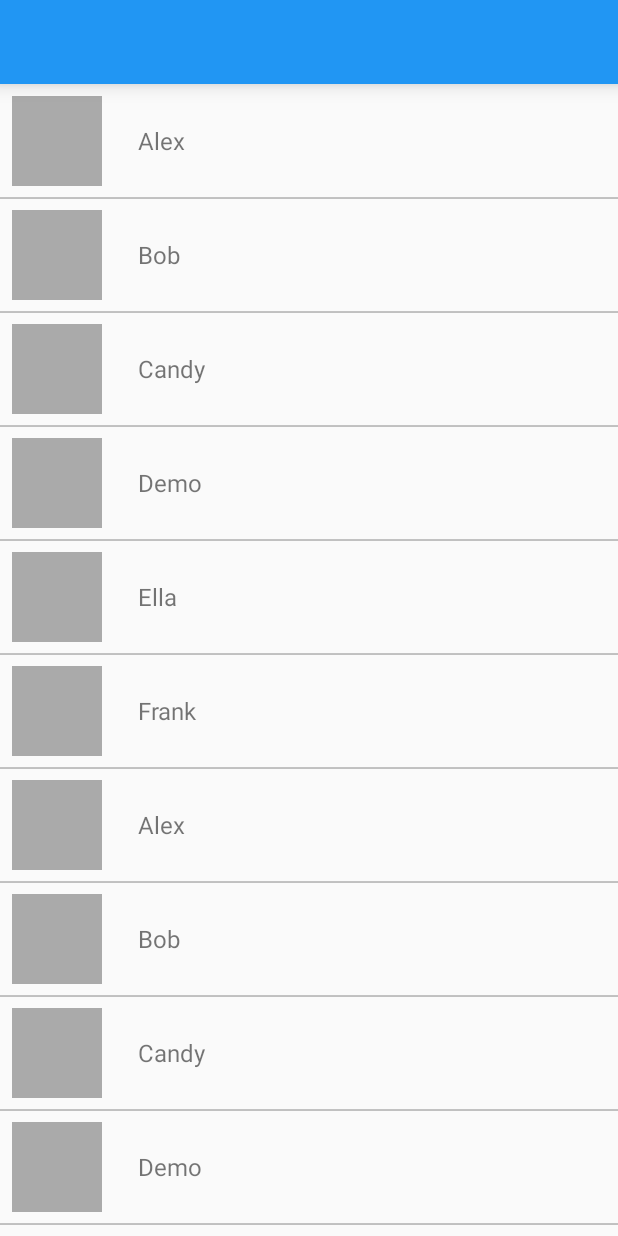
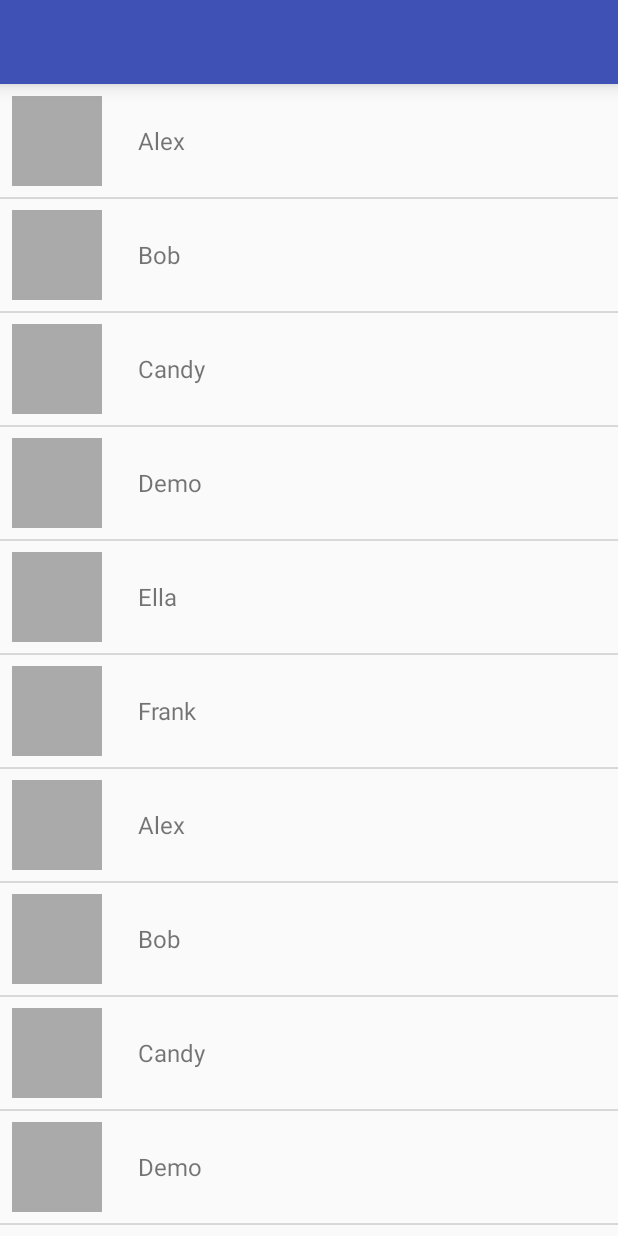
Before and after one commit to Aspsine/BlueChat, an Android app: the screen it shows after launch (MainActivity), on a phone screen of 412 x 824 dp. Run offline under Robolectric (Android 15) with nearby library versions, the phone set to English and light mode, and no system bars.

Commit message:
basic ui

```diff
--- a/app/src/main/java/com/aspsine/bluechat/adapter/DevicesAdapter.java
+++ b/app/src/main/java/com/aspsine/bluechat/adapter/DevicesAdapter.java
@@ -71,7 +71,7 @@ public class DevicesAdapter extends RecyclerView.Adapter<DevicesAdapter.ViewHold
         notifyItemInserted(position);
     }
 
-    public static class ViewHolder extends RecyclerView.ViewHolder {
+    public static class ViewHolder extends RecyclerView.ViewHolder implements View.OnClickListener{
         public ImageView ivAvatar;
         public TextView tvName;
 
@@ -79,6 +79,10 @@ public class DevicesAdapter extends RecyclerView.Adapter<DevicesAdapter.ViewHold
             super(itemView);
             tvName = (TextView) itemView.findViewById(R.id.tvName);
             ivAvatar = (ImageView) itemView.findViewById(R.id.ivAvatar);
+            itemView.setOnClickListener(this);
+        }
+        @Override
+        public void onClick(View v) {
         }
     }
 
--- a/app/src/main/java/com/aspsine/bluechat/ui/fragment/ListFragment.java
+++ b/app/src/main/java/com/aspsine/bluechat/ui/fragment/ListFragment.java
@@ -96,8 +96,8 @@ public class ListFragment extends Fragment {
         mRecyclerView.setLayoutManager(new LinearLayoutManager(getActivity()));
         mRecyclerView.setItemAnimator(new DefaultItemAnimator());
         mRecyclerView.setHasFixedSize(true);
+        mRecyclerView.addItemDecoration(new DevicesAdapter.DividerItemDecoration(getResources().getColor(R.color.style_divider)));
         mRecyclerView.setAdapter(mAdapter);
-        mRecyclerView.addItemDecoration(new DevicesAdapter.DividerItemDecoration(Color.GRAY));
         return view;
     }
 
--- /dev/null
+++ b/app/src/main/res/values-v21/styles.xml
@@ -0,0 +1,10 @@
+<?xml version="1.0" encoding="utf-8"?>
+<resources>
+
+    <style name="AppTheme" parent="AppTheme.Base">
+        <item name="android:colorPrimary">@color/style_color_primary</item>
+        <item name="android:colorPrimaryDark">@color/style_color_primary_dark</item>
+        <item name="android:colorAccent">@color/style_color_accent</item>
+        <item name="android:divider">@color/style_divider</item>
+    </style>
+</resources>
--- a/app/src/main/res/values/colors.xml
+++ b/app/src/main/res/values/colors.xml
@@ -5,9 +5,9 @@
     <color name="transparent">#00000000</color>
 
     <!--theme color-->
-    <color name="style_color_primary">#2196F3</color>
-    <color name="style_color_primary_dark">#1976D2</color>
-    <color name="style_color_primary_light">#BBDEFB</color>
+    <color name="style_color_primary">#3f51b5</color>
+    <color name="style_color_primary_dark">#303f9f</color>
+    <color name="style_color_primary_light">#c5cae9</color>
     <color name="style_color_accent">#FF4081</color>
     <color name="style_text_color_primary">#ffffff</color>
     <color name="style_text_color_secondary">#727272</color>
```
